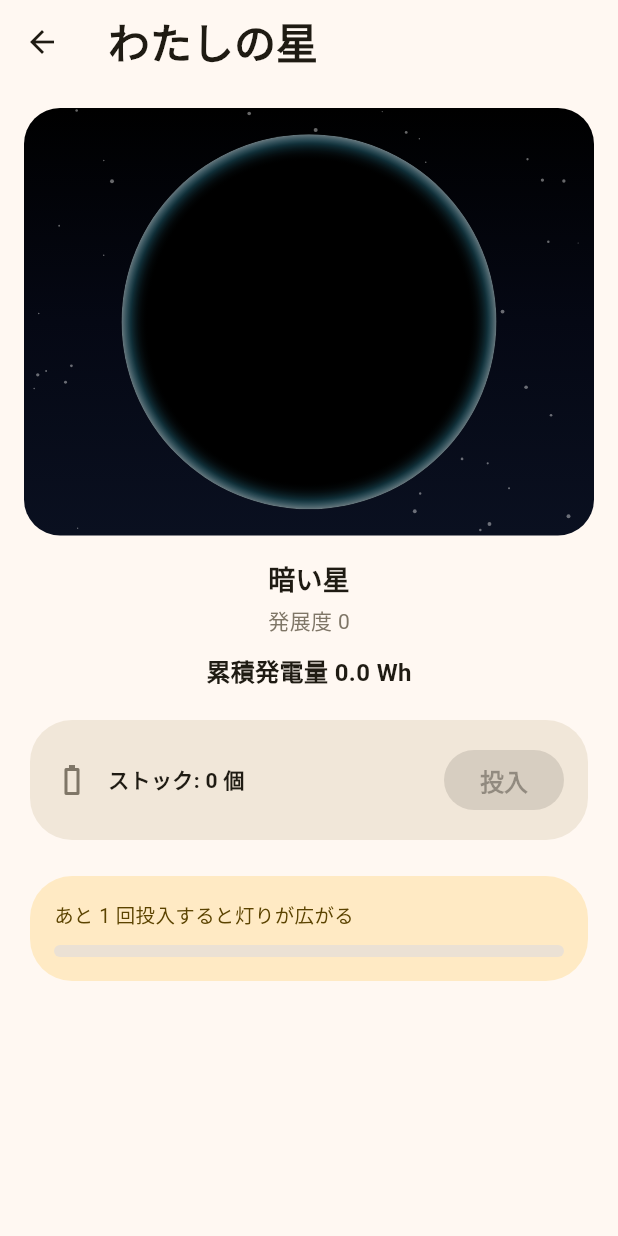
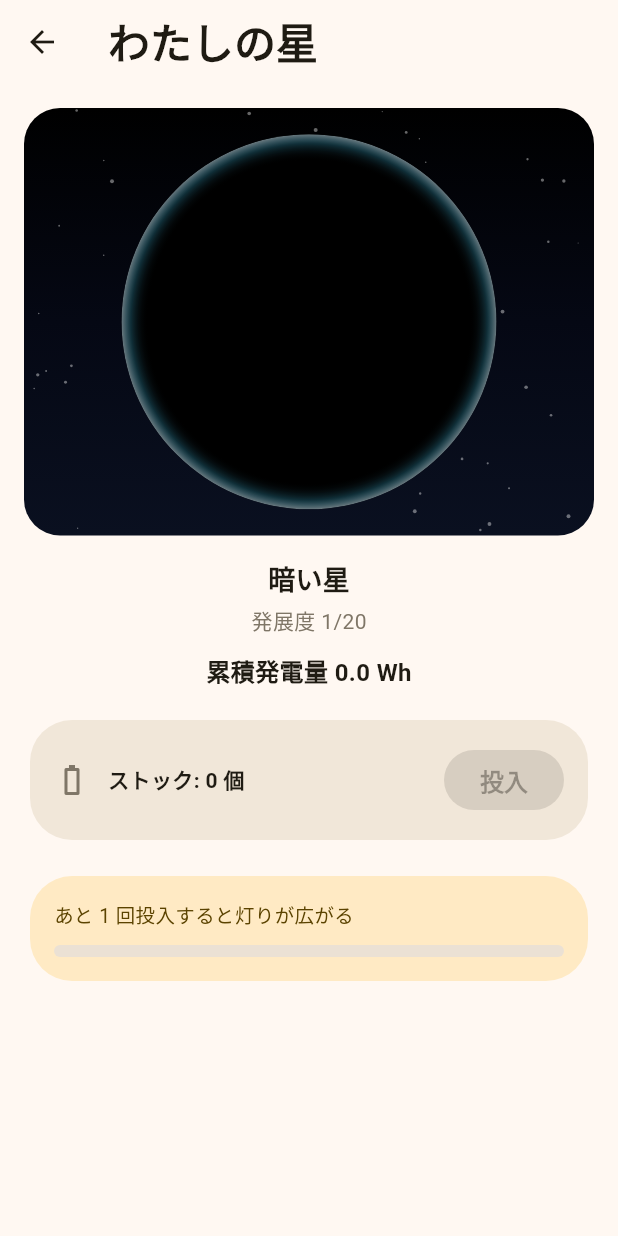
Before and after one commit to fukudak/pedometer-town, a Flutter app: the CompanionScreen screen opened directly, on a phone screen of 412 x 824 dp. Run offline on Flutter 3.47's test engine with Material 3 defaults, Android fonts, the phone set to English and light mode, and no system bars; our stand-ins replace geolocator, package_info_plus, pedometer, permission_handler, shared_preferences; missing offline and left inert: health; accounts and stored records are empty.

Commit message:
feat: 発展度表示を段階番号形式にし、星完成時の発展度満天表示を修正
発展度の表示を生の投入回数からステージ番号/全20段階の形式に変更。
また、最終段階到達（星完成）の瞬間に地球が真っ暗になっていた不具合を
修正し、完成の瞬間は満天の灯りを表示、その次の投入から次の星へ向けて
真っ暗にリセットされるようにした。

Co-Authored-By: Claude Sonnet 5 <noreply@anthropic.com>

```diff
--- a/lib/constants/companion_stages.dart
+++ b/lib/constants/companion_stages.dart
@@ -124,6 +124,9 @@ class CompanionStages {
     }
   }
 
+  /// 現在の発展度が全stages.length段階中の何段階目か（1-based）。
+  static int stageNumber(int level) => stages.indexOf(forLevel(level)) + 1;
+
   static bool isAtFinalStage(int level) => level >= stages.last.minLevel;
 
   /// 最終段階到達後の追加成長量（0以上）。見た目の段階は変えず、数だけ増やす。
--- a/lib/demo_stages_main.dart
+++ b/lib/demo_stages_main.dart
@@ -258,7 +258,7 @@ class _DemoStagesPageState extends State<DemoStagesPage>
             description: '投入するたび、夜の地球がさらに明るくなる。',
           )
         : (
-            title: level == 0 ? 'はじまり' : '発展度 $level',
+            title: level == 0 ? 'はじまり' : '発展度 ${_index + 1}/${stages.length}',
             description: level == 0
                 ? 'まだ暗い地球。投入するほど灯りが増えていく。'
                 : '夜の地球に街の明かりがともっている。',
--- a/lib/screens/companion_screen.dart
+++ b/lib/screens/companion_screen.dart
@@ -271,7 +271,7 @@ class _CompanionScreenState extends State<CompanionScreen> with TickerProviderSt
                 ),
                 const SizedBox(height: 4),
                 Text(
-                  '発展度 $level',
+                  '発展度 ${CompanionStages.stageNumber(level)}/${CompanionStages.stages.length}',
                   style: TextStyle(fontSize: 14, color: Theme.of(context).colorScheme.outline),
                 ),
               ],
--- a/lib/widgets/companion/companion_avatar.dart
+++ b/lib/widgets/companion/companion_avatar.dart
@@ -239,12 +239,14 @@ class EarthLights {
 
   /// 最終段階到達前はそのままの発展度。到達後は、完成した地球1個分の
   /// 投入回数を1周期として発展度を周期内の進み具合に置き換える。
-  /// これにより、地球が1個完成した瞬間に真っ暗に戻り、次の地球へ向けて
-  /// また灯りが広がっていく見た目になる。
+  /// 地球が完成した瞬間（周期のちょうど境目）は満天の灯りを見せ、
+  /// その次の投入から真っ暗に戻って次の地球へ向けて灯りが広がっていく。
   static int _cycleLevel(int level) {
     if (!CompanionStages.isAtFinalStage(level)) return level;
     final cycle = CompanionStages.stages.last.minLevel;
-    return CompanionStages.postRocketGrowth(level) % cycle;
+    final progress = CompanionStages.postRocketGrowth(level);
+    if (progress % cycle == 0) return cycle;
+    return progress % cycle;
   }
 }
 
```
Also changed, not shown: 2 other files.
